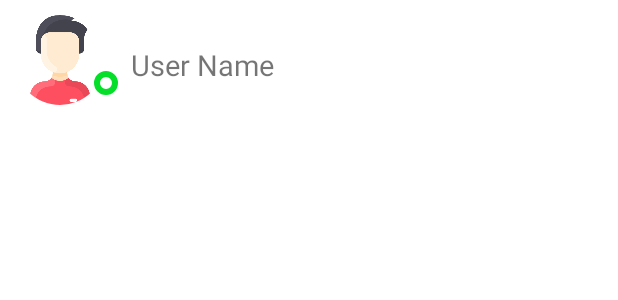
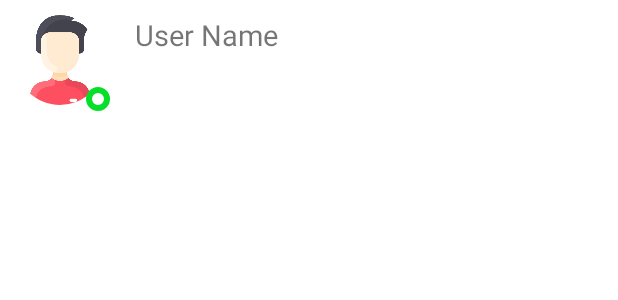
Before and after one commit to abdulrafayn001/Aao-Baat-Karain-ChatApp, an Android app: the layout search_item_layout.xml on its own in the app's theme, with its tools: preview values and no code run, on a phone screen of 412 x 824 dp. Shown: the top 300 px of the screen. Run offline under Robolectric (Android 15) with nearby library versions, the phone set to English and light mode, and no system bars.

Commit message:
Make some changes to UserAdapter class, SearchFragment file and search layout

```diff
--- a/app/src/main/res/layout/fragment_search.xml
+++ b/app/src/main/res/layout/fragment_search.xml
@@ -3,6 +3,7 @@
     xmlns:tools="http://schemas.android.com/tools"
     android:layout_width="match_parent"
     android:layout_height="match_parent"
+    xmlns:app="http://schemas.android.com/apk/res-auto"
     tools:context=".Fragments.SearchFragment">
 
     <EditText
@@ -19,6 +20,7 @@
         android:layout_width="match_parent"
         android:layout_height="match_parent"
         android:layout_below="@+id/searchUserET"
+        app:layoutManager="androidx.recyclerview.widget.LinearLayoutManager"
         />
 
 
--- a/app/src/main/res/layout/search_item_layout.xml
+++ b/app/src/main/res/layout/search_item_layout.xml
@@ -12,30 +12,28 @@
         >
     </de.hdodenhof.circleimageview.CircleImageView>
 
+
     <TextView
         android:id="@+id/username"
         android:layout_width="wrap_content"
         android:layout_height="wrap_content"
-        android:layout_marginStart="17dp"
+        android:layout_centerHorizontal="true"
+        android:layout_marginStart="20dp"
         android:layout_toEndOf="@+id/profile_image"
-        android:layout_centerInParent="true"
         android:text="@string/username"
-        android:textSize="19sp"
-        >
-    </TextView>
+        android:textSize="19sp" />
 
     <de.hdodenhof.circleimageview.CircleImageView
         android:id="@+id/online_status"
         android:layout_width="16dp"
         android:layout_height="16dp"
         android:layout_below="@id/username"
-        android:layout_marginStart="-120dp"
-        android:layout_marginTop="11dp"
+        android:layout_marginStart="-128dp"
+        android:layout_marginTop="22dp"
         android:layout_toEndOf="@+id/username"
         android:src="@drawable/ic_profile"
         app:civ_border_color="#05df29"
         app:civ_border_width="12dp" />
-
 
     <de.hdodenhof.circleimageview.CircleImageView
         android:id="@+id/offline_status"
```
Also changed, not shown: app/src/main/java/com/example/aaobaatkarain/AdapterClasses/UserAdapter.kt (+5 -6 lines), app/src/main/java/com/example/aaobaatkarain/Fragments/SearchFragment.kt (+55 -20 lines).
